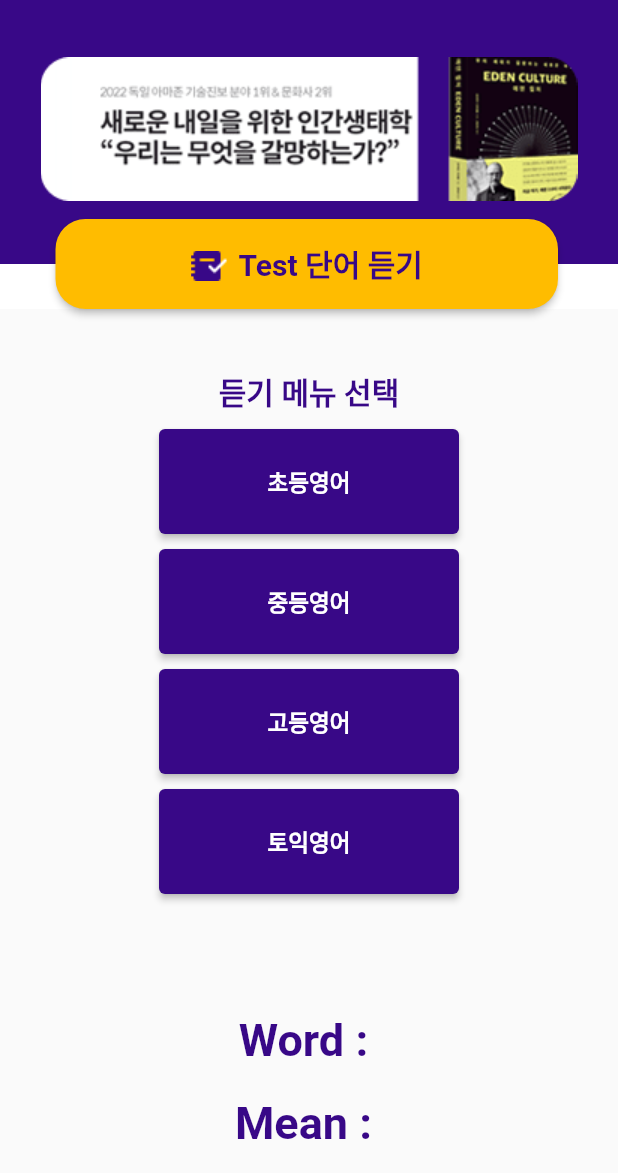
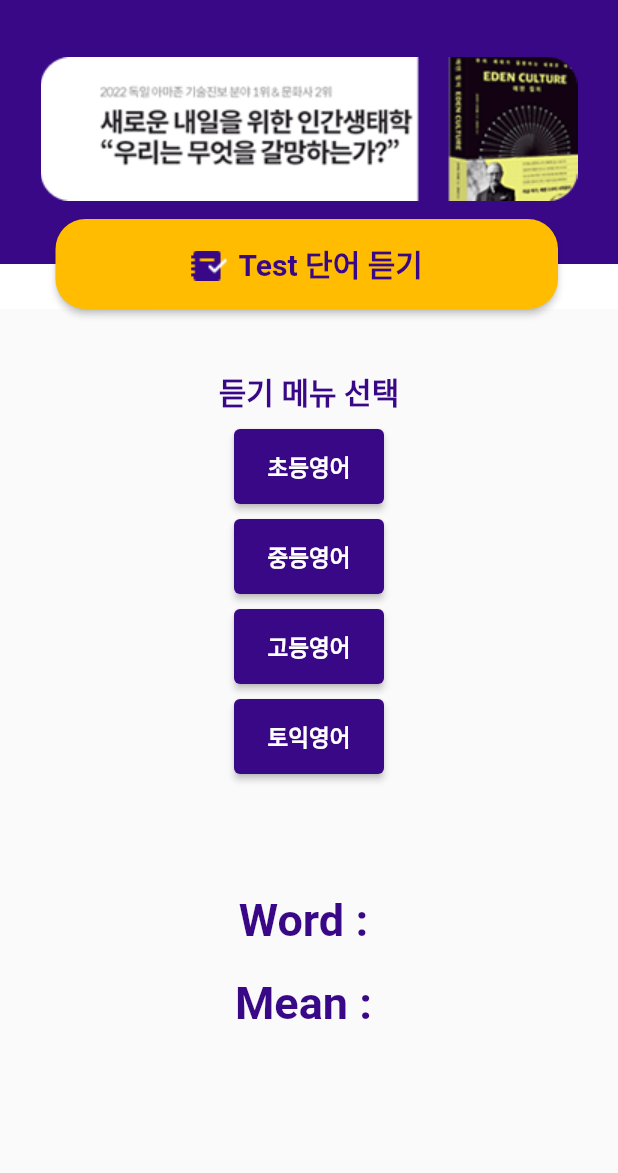
Before and after one commit to pyowonsik/Smart2Long-flutter, a Flutter app: the ListenPage screen opened by its route, on a phone screen of 412 x 824 dp, the part 63-1236 px from its top. Run offline on Flutter 3.47's test engine with Material 2 defaults, Android fonts, the phone set to English and light mode, and no system bars; our stand-ins replace flutter_riverpod, flutter_tts, go_router, shared_preferences; accounts and stored records are empty.

Commit message:
modify app size

```diff
--- a/lib/features/listen/listen.dart
+++ b/lib/features/listen/listen.dart
@@ -216,7 +216,7 @@ class _ListenPageState extends State<ListenPage> {
                       ElevatedButton(
                           style: ElevatedButton.styleFrom(
                             primary: Color.fromRGBO(56, 8, 135, 1.0),
-                            minimumSize: Size(200, 70),
+                            minimumSize: Size(100, 50),
                           ),
                           onPressed: () async {
                             var url = Uri.parse(
@@ -250,7 +250,7 @@ class _ListenPageState extends State<ListenPage> {
                       ElevatedButton(
                           style: ElevatedButton.styleFrom(
                             primary: Color.fromRGBO(56, 8, 135, 1.0),
-                            minimumSize: Size(200, 70),
+                            minimumSize: Size(100, 50),
                           ),
                           onPressed: () async {
                             var url = Uri.parse(
@@ -282,7 +282,7 @@ class _ListenPageState extends State<ListenPage> {
                       ElevatedButton(
                           style: ElevatedButton.styleFrom(
                             primary: Color.fromRGBO(56, 8, 135, 1.0),
-                            minimumSize: Size(200, 70),
+                            minimumSize: Size(100, 50),
                           ),
                           onPressed: () async {
                             var url = Uri.parse(
@@ -316,7 +316,7 @@ class _ListenPageState extends State<ListenPage> {
                       ElevatedButton(
                           style: ElevatedButton.styleFrom(
                             primary: Color.fromRGBO(56, 8, 135, 1.0),
-                            minimumSize: Size(200, 70),
+                            minimumSize: Size(100, 50),
                           ),
                           onPressed: () async {
                             var url = Uri.parse(
```
Also changed, not shown: lib/features/main/mainapp.dart (+1 -14 lines), lib/features/wordbook/wordbook.dart (+4 -4 lines).
